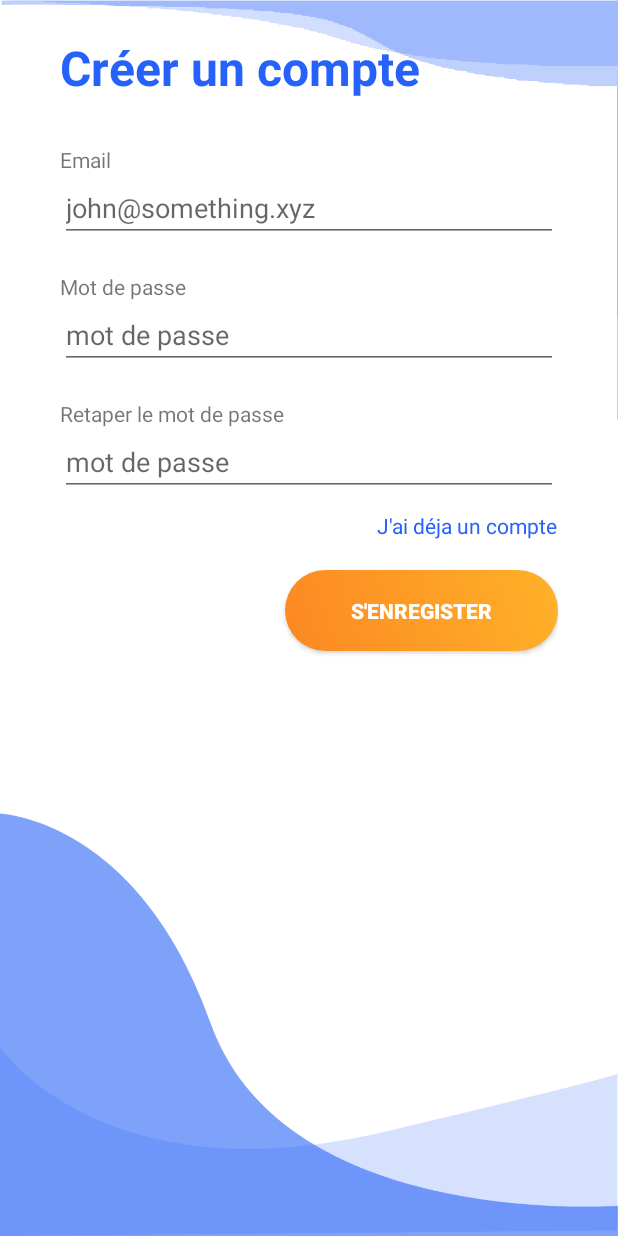
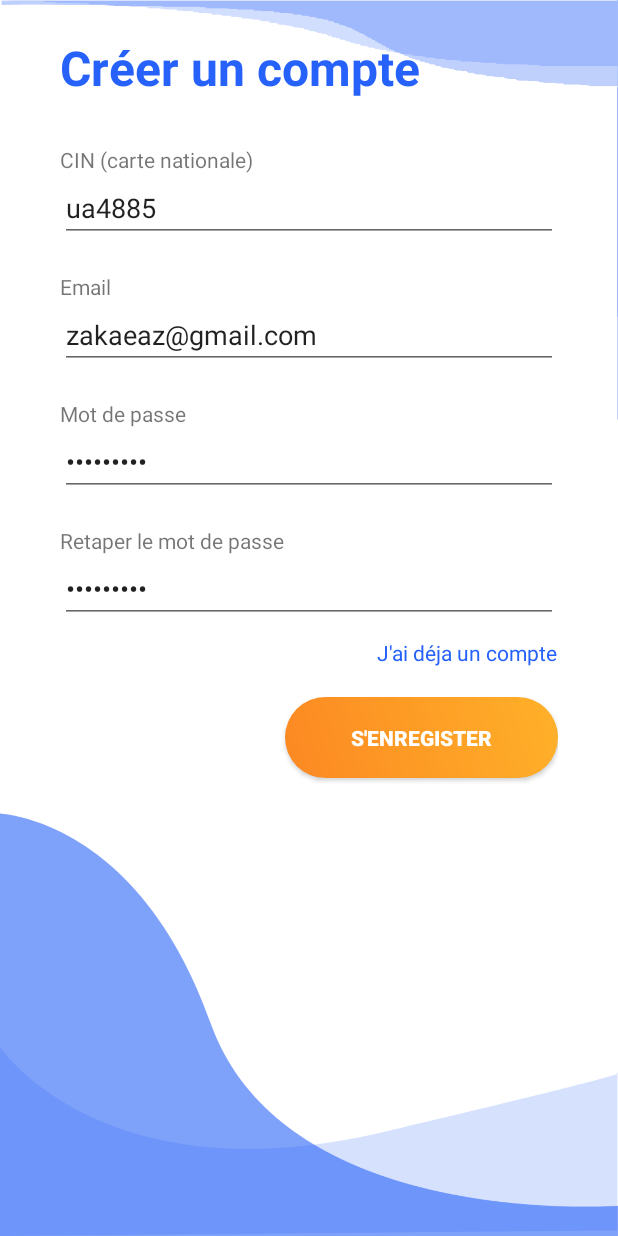
Before and after one commit to dev-hb/wesselni_mobile, an Android app: the RegisterActivity screen opened directly, with no data from a screen before it, after a tap on an icon or button, on a phone screen of 412 x 824 dp. Run offline under Robolectric (Android 15) with nearby library versions, the phone set to English and light mode, and no system bars; our stand-ins replace Volley; network calls fail; 1 statement that could not run was skipped.

Commit message:
added register process

```diff
--- a/app/build.gradle
+++ b/app/build.gradle
@@ -16,6 +16,10 @@ android {
             minifyEnabled false
             proguardFiles getDefaultProguardFile('proguard-android-optimize.txt'), 'proguard-rules.pro'
         }
+    }
+    compileOptions {
+        sourceCompatibility = 1.8
+        targetCompatibility = 1.8
     }
 }
 
--- a/app/src/main/AndroidManifest.xml
+++ b/app/src/main/AndroidManifest.xml
@@ -12,7 +12,8 @@
         android:supportsRtl="true"
         android:theme="@style/AppTheme"
         android:usesCleartextTraffic="true">
-        <activity android:name=".testAct"></activity>
+        <activity android:name=".RegisterStep2Activity"></activity>
+        <activity android:name=".testAct" />
         <activity
             android:name=".PasswordResetActivity"
             android:theme="@style/AppTheme.NoActionBar" />
@@ -34,7 +35,7 @@
         <activity
             android:name=".MainActivity"
             android:label="@string/app_name"
-            android:theme="@style/AppTheme.NoActionBar"></activity>
+            android:theme="@style/AppTheme.NoActionBar" />
     </application>
 
 </manifest>
--- /dev/null
+++ b/app/src/main/java/com/devcrawlers/wesselni/Helpers.java
@@ -0,0 +1,13 @@
+package com.devcrawlers.wesselni;
+
+import android.widget.EditText;
+
+public class Helpers {
+
+    public static boolean empty_field(EditText...fields){
+        for(EditText field: fields){
+            if(field.getText().toString().equals("")) return true;
+        } return false;
+    }
+
+}
--- a/app/src/main/java/com/devcrawlers/wesselni/LoginActivity.java
+++ b/app/src/main/java/com/devcrawlers/wesselni/LoginActivity.java
@@ -30,8 +30,6 @@ public class LoginActivity extends AppCompatActivity {
         setContentView(R.layout.activity_login);
         editTextLogin=(EditText) findViewById(R.id.email);
         editTextPassword=(EditText) findViewById(R.id.password);
-        editTextLogin.setText("goulzimaamin@gmail.com");
-        editTextPassword.setText("azerty123");
         buttonLogin=(Button) findViewById(R.id.btnLogin);
         progressBar=(ProgressBar) findViewById(R.id.progressBar);
 
--- a/app/src/main/java/com/devcrawlers/wesselni/RegisterActivity.java
+++ b/app/src/main/java/com/devcrawlers/wesselni/RegisterActivity.java
@@ -2,20 +2,96 @@ package com.devcrawlers.wesselni;
 
 import androidx.appcompat.app.AppCompatActivity;
 
+import android.content.Context;
 import android.content.Intent;
+import android.content.SharedPreferences;
 import android.os.Bundle;
 import android.view.View;
+import android.widget.Button;
+import android.widget.EditText;
+import android.widget.ProgressBar;
+import android.widget.Toast;
+
+import com.devcrawlers.wesselni.connection.DataConnection;
+
+import org.json.JSONObject;
 
 public class RegisterActivity extends AppCompatActivity {
+    Button registerButton;
+    ProgressBar progressBar;
+    EditText cin, email, password, password2;
+
 
     @Override
     protected void onCreate(Bundle savedInstanceState) {
         super.onCreate(savedInstanceState);
         setContentView(R.layout.activity_register);
+
+        cin = (EditText) findViewById(R.id.cin);
+        email = (EditText) findViewById(R.id.email);
+        password = (EditText) findViewById(R.id.password);
+        password2 = (EditText) findViewById(R.id.password2);
+
+        registerButton = (Button) findViewById(R.id.btnRegister);
+        progressBar = (ProgressBar) findViewById(R.id.registerProgressBar);
+
     }
 
-    public void doRegister(){
-        // register process here
+    public void doRegister(View view){
+        DataConnection dataConnection = new DataConnection(this, "register") {
+            @Override
+            public void before() {
+                registerButton.setVisibility(View.GONE);
+                progressBar.setVisibility(View.VISIBLE);
+            }
+
+            @Override
+            public void after() {
+                registerButton.setVisibility(View.VISIBLE);
+                progressBar.setVisibility(View.GONE);
+            }
+
+            @Override
+            public void onFinish(String reponse) {
+                try{
+                    JSONObject jsonObjectRespance = new JSONObject(reponse);
+                    if(jsonObjectRespance.getBoolean("success")==true){
+
+                        Toast.makeText(RegisterActivity.this,"Votre compte a été créé avec succès" ,Toast.LENGTH_LONG).show();
+                    }
+                }catch (Exception e){
+                    e.printStackTrace();
+                }
+            }
+
+            @Override
+            public void onError(String error) {
+                try{
+                    JSONObject jsonObject=new JSONObject(error);
+                    if(jsonObject.getBoolean("q")== false){
+                        Toast.makeText(RegisterActivity.this, jsonObject.getString("message"), Toast.LENGTH_LONG).show();
+                    }else{
+                        Toast.makeText(RegisterActivity.this ,"Error de Connextion",Toast.LENGTH_LONG).show();
+                    }
+                }catch (Exception e){
+                    e.printStackTrace();
+                }
+            }
+        };
+
+        dataConnection.addParams("email",email.getText().toString())
+                .addParams("password",password.getText().toString())
+                .addParams("cin",cin.getText().toString());
+
+        if(! (new Helpers()).empty_field(cin, email, password, password2)){
+            if(password.getText().toString().equals(password2.getText().toString())){
+                dataConnection.startConnection();
+            }else{
+                Toast.makeText(this, "Les deux mots de passe ne sont pas identiques", Toast.LENGTH_SHORT).show();
+            }
+        }else{
+            Toast.makeText(this, "Merci de remplir tous les champs", Toast.LENGTH_SHORT).show();
+        }
     }
 
     public void goLogin(View view){
--- a/app/src/main/java/com/devcrawlers/wesselni/connection/Provider.java
+++ b/app/src/main/java/com/devcrawlers/wesselni/connection/Provider.java
@@ -1,6 +1,6 @@
 package com.devcrawlers.wesselni.connection;
 
 public interface Provider {
-    public String url="http://192.168.1.9/api/";
+    public String url="http://192.168.1.7:99/api/";
     public String offerSubUrl="offers";
 }
--- a/app/src/main/res/layout/activity_register.xml
+++ b/app/src/main/res/layout/activity_register.xml
@@ -30,6 +30,21 @@
             android:text="Créer un compte" />
 
         <TextView
+            android:id="@+id/textCin"
+            android:layout_width="wrap_content"
+            android:layout_height="wrap_content"
+            android:layout_marginTop="@dimen/loginViewsMargin"
+            android:text="CIN (carte nationale)" />
+
+        <EditText
+            android:id="@+id/cin"
+            android:layout_width="match_parent"
+            android:layout_height="wrap_content"
+            android:ems="6"
+            android:hint="ua114473"
+            android:text="ua4885" />
+
+        <TextView
             android:id="@+id/textEmail"
             android:layout_width="wrap_content"
             android:layout_height="wrap_content"
@@ -41,8 +56,9 @@
             android:layout_width="match_parent"
             android:layout_height="wrap_content"
             android:ems="6"
+            android:hint="john@something.xyz"
             android:inputType="textEmailAddress"
-            android:hint="john@something.xyz"/>
+            android:text="zakaeaz@gmail.com" />
 
         <TextView
             android:id="@+id/textPassword"
@@ -57,7 +73,8 @@
             android:layout_height="wrap_content"
             android:ems="6"
             android:hint="mot de passe"
-            android:inputType="textPassword"/>
+            android:inputType="textPassword"
+            android:text="hba888888" />
 
         <TextView
             android:id="@+id/textPassword2"
@@ -72,7 +89,8 @@
             android:layout_height="wrap_content"
             android:ems="6"
             android:hint="mot de passe"
-            android:inputType="textPassword"/>
+            android:inputType="textPassword"
+            android:text="hba888888" />
 
         <TextView
             android:id="@+id/signUp"
@@ -85,14 +103,25 @@
             android:textColor="@color/primaryTextColor" />
 
         <Button
-            android:id="@+id/btnLogin"
+            android:id="@+id/btnRegister"
             android:layout_width="wrap_content"
             android:layout_height="wrap_content"
             style="@style/loginButton"
             android:layout_gravity="right"
-            android:onClick="doRgister"
+            android:onClick="doRegister"
             android:layout_marginTop="@dimen/loginViewsMargin"
             android:text="S\'enregister" />
 
+        <ProgressBar
+            android:id="@+id/registerProgressBar"
+            style="?android:attr/progressBarStyle"
+            android:layout_width="wrap_content"
+            android:layout_height="wrap_content"
+            android:layout_gravity="right"
+            android:layout_marginRight="60dp"
+            android:visibility="gone"
+            android:layout_marginTop="20dp"
+            />
+
     </LinearLayout>
 </androidx.constraintlayout.widget.ConstraintLayout>
```
Also changed, not shown: app/src/main/java/com/devcrawlers/wesselni/RegisterStep2Activity.java (added, +14 -0 lines), app/src/main/res/layout/activity_register_step2.xml (added, +9 -0 lines).
